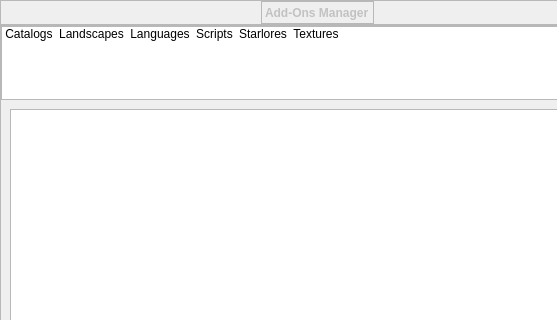
Qt form src/gui/addonDialog.ui (Stellarium/stellarium) before a commit; both pictures show x 0 to 557 and y 0 to 320 of the 660 by 550 pixel window.
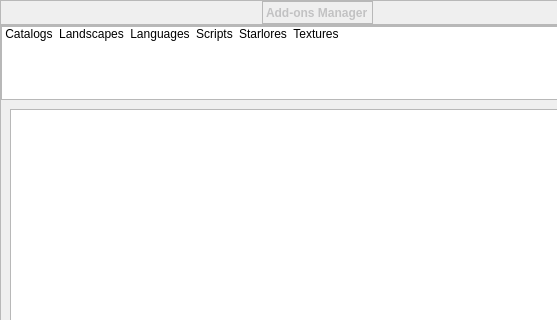
The same form after that commit. Icons and pictures are not drawn. Custom widgets are drawn as their Qt base class.

```diff
--- a/src/gui/addonDialog.ui
+++ b/src/gui/addonDialog.ui
@@ -170,7 +170,7 @@
          <number>0</number>
         </property>
         <property name="text">
-         <string>Add-Ons Manager</string>
+         <string>Add-ons Manager</string>
         </property>
         <property name="indent">
          <number>-1</number>
```
